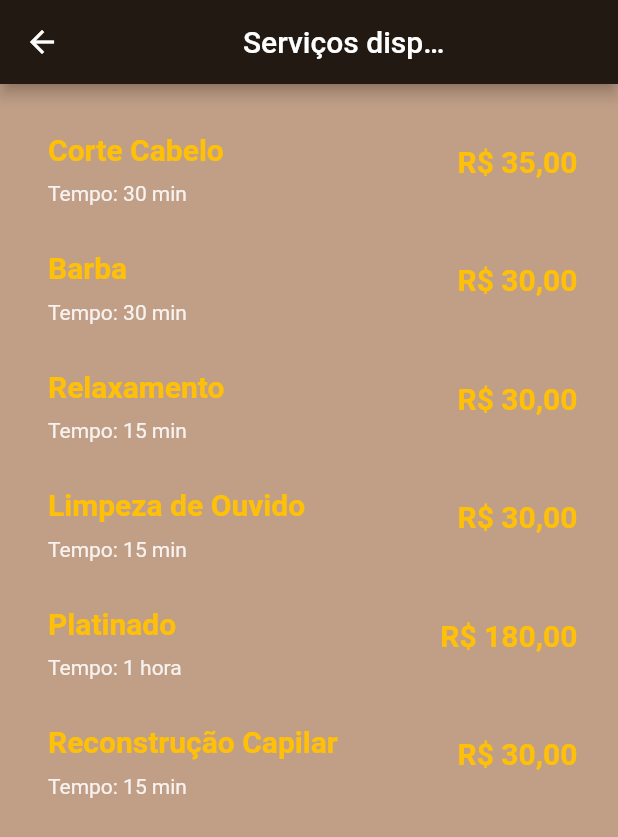
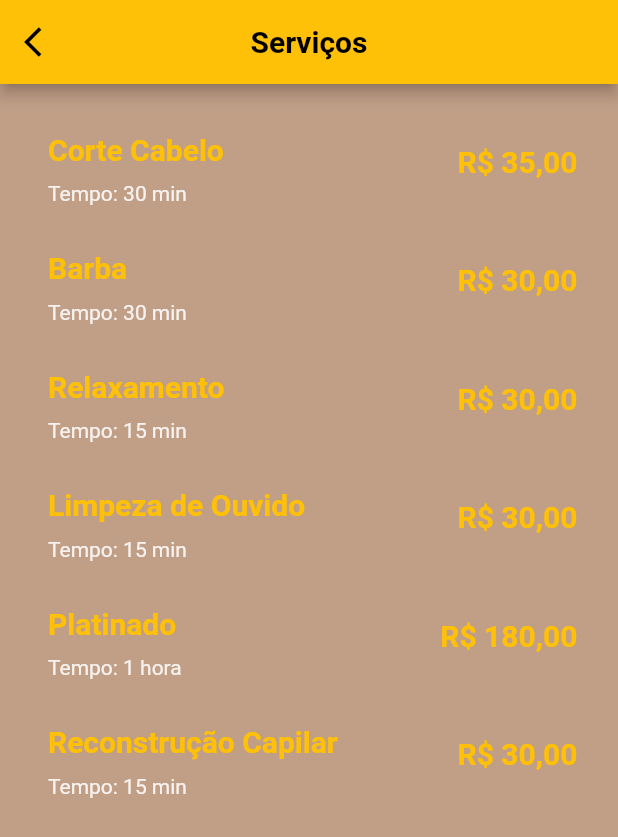
Before and after one commit to mendesviton/barber-proway, a Flutter app: the screen it shows after launch, after a tap on "Serviços", on a phone screen of 412 x 824 dp. Shown: the top 837 px of the screen. Run offline on Flutter 3.47's test engine with Material 2 defaults, Android fonts, the phone set to English and light mode, and no system bars; network calls fail.

Commit message:
padronização appBars - Felipe

```diff
--- a/lib/main.dart
+++ b/lib/main.dart
@@ -1,7 +1,7 @@
 import 'package:flutter/material.dart';
 import 'package:project/pages/page_calendar/calendar_page.dart';
 import 'package:project/pages/page_change_professional/widgets/body_change_professional.dart';
-import 'package:project/pages/services/widgets/card_services.dart';
+import 'package:project/pages/services/services_page.dart';
 
 import 'pages/page_endereco/endereco.dart';
 
@@ -90,7 +90,7 @@ class PrincipalPage extends StatelessWidget {
                       // offset: Offset(2, 8))
                     )
                   ],
-                  color: Color.fromARGB(255, 14, 10, 10),
+                  color: Color.fromARGB(255, 101, 88, 54),
                   borderRadius: BorderRadius.circular(15)),
               // color: Colors.amber,
               child: Column(
@@ -216,7 +216,7 @@ class PrincipalPage extends StatelessWidget {
                           horizontal: 20, vertical: 20),
                       child: Row(
                         children: [
-                          const Icon(
+                          Icon(
                             shadows: [
                               Shadow(
                                   offset: Offset(0, 2),
@@ -297,7 +297,7 @@ class PrincipalPage extends StatelessWidget {
                           horizontal: 20, vertical: 20),
                       child: Row(
                         children: [
-                          const Icon(
+                          Icon(
                             shadows: [
                               Shadow(
                                 offset: Offset(0, 2),
--- a/lib/pages/services/services_page.dart
+++ b/lib/pages/services/services_page.dart
@@ -1,86 +1,74 @@
 import 'package:flutter/material.dart';
+import 'widgets/card_services.dart';
 
-import '../page_calendar/calendar_page.dart';
-import '../page_change_professional/widgets/body_change_professional.dart';
-
-class Servies extends StatelessWidget {
-  final String type;
-  final String time;
-  final String value;
-
-  const Servies({
-    Key? key,
-    required this.type,
-    required this.time,
-    required this.value,
-  }) : super(key: key);
+class CutsPage extends StatelessWidget {
+  const CutsPage({Key? key}) : super(key: key);
 
   @override
   Widget build(BuildContext context) {
-    Color _backgroundColor = Colors.transparent;
+    var size = MediaQuery.of(context).size;
 
-    return InkWell(
-      onTap: () {
-        _backgroundColor = Colors.grey;
-        Navigator.of(context).push(
-            MaterialPageRoute(builder: (context) => ChangeProfessional()));
+    return Scaffold(
+      backgroundColor: const Color.fromARGB(150, 150, 91, 51),
+      appBar: AppBar(
+        leading: IconButton(
+          icon: const Icon(
+            Icons.arrow_back_ios
+          ),
+          color: Colors.black,
+          onPressed: (){
+            Navigator.pop(context);
           },
-      child: Container(
-        padding: const EdgeInsets.symmetric(
-          horizontal: 10,
-          vertical: 10,
         ),
-        decoration: BoxDecoration(
-          color: _backgroundColor,
+        backgroundColor: Colors.amber,
+        title: const Text(
+          'Serviços',
+          style: TextStyle(color: Colors.black, fontWeight: FontWeight.bold),
         ),
-        child: Row(
-          mainAxisAlignment: MainAxisAlignment.spaceBetween,
-          // crossAxisAlignment: CrossAxisAlignment.center,
-
-          children: [
-            Column(
-              // mainAxisAlignment: MainAxisAlignment.start,
-              crossAxisAlignment: CrossAxisAlignment.start,
-              children: [
-                Container(
-                  decoration: BoxDecoration(color: Colors.transparent),
-                  padding: const EdgeInsets.all(10),
-                  child: Text(
-                    type,
-                    style: const TextStyle(
-                      fontSize: 20,
-                      fontWeight: FontWeight.bold,
-                      color: Colors.amber,
+        centerTitle: true,
       ),
+      body: SingleChildScrollView(
+        physics: const BouncingScrollPhysics(),
+        child: SizedBox(
+          height: size.height,
+          child: Padding(
+            padding: const EdgeInsets.all(12),
+            child: Column(
+              // mainAxisAlignment: MainAxisAlignment.spaceEvenly,
+              children: const [
+                Services(
+                  type: "Corte Cabelo",
+                  time: "30 min",
+                  value: "35,00",
                 ),
+                Services(
+                  type: "Barba",
+                  time: "30 min",
+                  value: "30,00",
                 ),
-                Container(
-                  padding: const EdgeInsets.symmetric(
-                    horizontal: 10,
+                Services(
+                  type: "Relaxamento",
+                  time: "15 min",
+                  value: "30,00",
                 ),
-                  child: Text(
-                    "Tempo: $time",
-                    style: const TextStyle(
-                      fontSize: 14,
-                      // fontWeight: FontWeight.bold,
-                      color: Color.fromARGB(221, 255, 255, 255),
+                Services(
+                  type: "Limpeza de Ouvido",
+                  time: "15 min",
+                  value: "30,00",
                 ),
+                Services(
+                  type: "Platinado",
+                  time: "1 hora",
+                  value: "180,00",
                 ),
+                Services(
+                  type: "Reconstrução Capilar",
+                  time: "15 min",
+                  value: "30,00",
                 ),
               ],
             ),
-            Container(
-              padding: const EdgeInsets.all(5),
-              child: Text(
-                "R\$ $value",
-                style: const TextStyle(
-                  fontSize: 20,
-                  fontWeight: FontWeight.bold,
-                  color: Colors.amber,
           ),
-              ),
-            ),
-          ],
         ),
       ),
     );
--- a/lib/pages/services/widgets/card_services.dart
+++ b/lib/pages/services/widgets/card_services.dart
@@ -1,64 +1,86 @@
 import 'package:flutter/material.dart';
-import '../services_page.dart';
 
-class CutsPage extends StatelessWidget {
-  const CutsPage({Key? key}) : super(key: key);
+import '../../page_calendar/calendar_page.dart';
+import '../../page_change_professional/widgets/body_change_professional.dart';
+
+class Services extends StatelessWidget {
+  final String type;
+  final String time;
+  final String value;
+
+  const Services({
+    Key? key,
+    required this.type,
+    required this.time,
+    required this.value,
+  }) : super(key: key);
 
   @override
   Widget build(BuildContext context) {
-    var size = MediaQuery.of(context).size;
+    Color _backgroundColor = Colors.transparent;
 
-    return Scaffold(
-      backgroundColor: const Color.fromARGB(150, 150, 91, 51),
-      appBar: AppBar(
-        title: const Padding(
-          padding: EdgeInsets.all(90),
-          child: Text("Serviços disponíveis"),
+    return InkWell(
+      onTap: () {
+        _backgroundColor = Colors.grey;
+        Navigator.of(context).push(
+            MaterialPageRoute(builder: (context) => const ChangeProfessional()));
+      },
+      child: Container(
+        padding: const EdgeInsets.symmetric(
+          horizontal: 10,
+          vertical: 10,
         ),
-        backgroundColor: const Color.fromARGB(255, 34, 25, 19),
+        decoration: BoxDecoration(
+          color: _backgroundColor,
         ),
-      body: SingleChildScrollView(
-        physics: const BouncingScrollPhysics(),
-        child: SizedBox(
-          height: size.height,
-          child: Padding(
-            padding: const EdgeInsets.all(12),
-            child: Column(
-              // mainAxisAlignment: MainAxisAlignment.spaceEvenly,
-              children: const [
-                Servies(
-                  type: "Corte Cabelo",
-                  time: "30 min",
-                  value: "35,00",
+        child: Row(
+          mainAxisAlignment: MainAxisAlignment.spaceBetween,
+          // crossAxisAlignment: CrossAxisAlignment.center,
+
+          children: [
+            Column(
+              // mainAxisAlignment: MainAxisAlignment.start,
+              crossAxisAlignment: CrossAxisAlignment.start,
+              children: [
+                Container(
+                  decoration: BoxDecoration(color: Colors.transparent),
+                  padding: const EdgeInsets.all(10),
+                  child: Text(
+                    type,
+                    style: const TextStyle(
+                      fontSize: 20,
+                      fontWeight: FontWeight.bold,
+                      color: Colors.amber,
                     ),
-                Servies(
-                  type: "Barba",
-                  time: "30 min",
-                  value: "30,00",
                   ),
-                Servies(
-                  type: "Relaxamento",
-                  time: "15 min",
-                  value: "30,00",
                 ),
-                Servies(
-                  type: "Limpeza de Ouvido",
-                  time: "15 min",
-                  value: "30,00",
+                Container(
+                  padding: const EdgeInsets.symmetric(
+                    horizontal: 10,
                   ),
-                Servies(
-                  type: "Platinado",
-                  time: "1 hora",
-                  value: "180,00",
+                  child: Text(
+                    "Tempo: $time",
+                    style: const TextStyle(
+                      fontSize: 14,
+                      // fontWeight: FontWeight.bold,
+                      color: Color.fromARGB(221, 255, 255, 255),
                     ),
-                Servies(
-                  type: "Reconstrução Capilar",
-                  time: "15 min",
-                  value: "30,00",
+                  ),
                 ),
               ],
             ),
+            Container(
+              padding: const EdgeInsets.all(5),
+              child: Text(
+                "R\$ $value",
+                style: const TextStyle(
+                  fontSize: 20,
+                  fontWeight: FontWeight.bold,
+                  color: Colors.amber,
                 ),
+              ),
+            ),
+          ],
         ),
       ),
     );
```
Also changed, not shown: lib/pages/page_calendar/calendar_page.dart (+8 -13 lines), lib/pages/page_change_professional/widgets/body_change_professional.dart (+13 -8 lines), lib/pages/page_endereco/endereco.dart (+9 -0 lines). Lines whose indentation alone changed are shown as unchanged.
